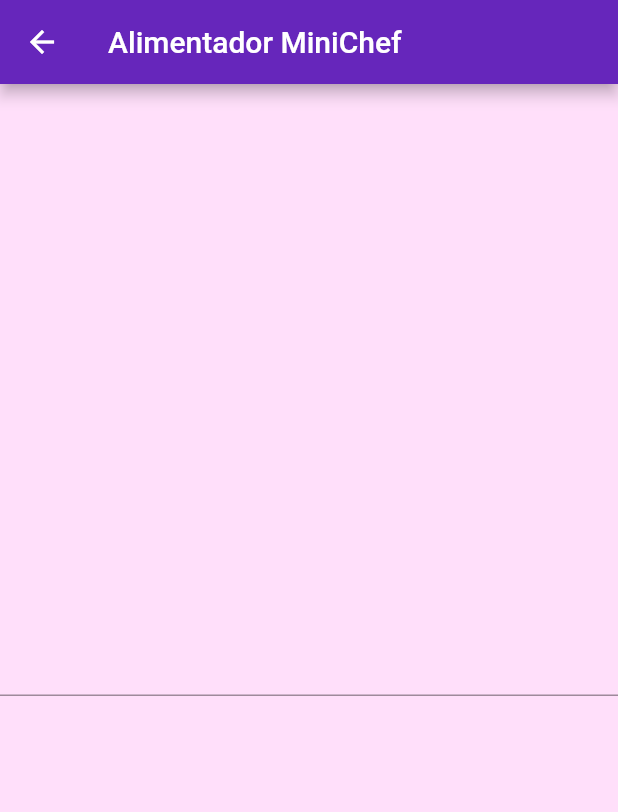
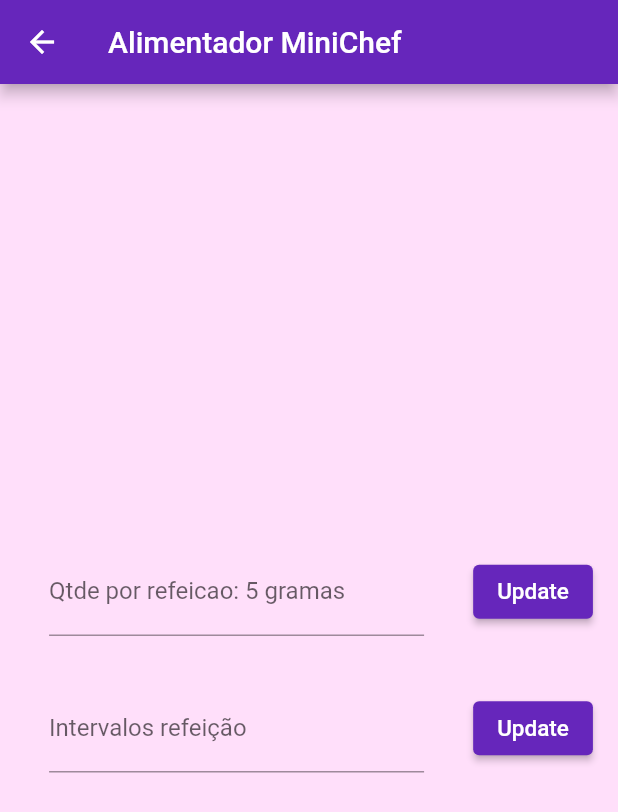
Before and after one commit to Mini-Chef/frontend, a Flutter app: the ConfigPage screen opened directly, on a phone screen of 412 x 824 dp. Shown: the top 812 px of the screen. Run offline on Flutter 3.47's test engine with Material 2 defaults, Android fonts, the phone set to English and light mode, and no system bars.

Commit message:
Terminando design tela

```diff
--- a/app_alimentador/lib/ConfigPage.dart
+++ b/app_alimentador/lib/ConfigPage.dart
@@ -2,16 +2,23 @@
 import 'package:flutter/src/widgets/container.dart';
 import 'package:flutter/src/widgets/framework.dart';
 
-class ConfigPage extends StatelessWidget {
+class ConfigPage extends StatefulWidget {
   const ConfigPage({super.key});
 
+  @override
+  State<ConfigPage> createState() => _ConfigPageState();
+}
 
+class _ConfigPageState extends State<ConfigPage> {
   @override
   Widget build(BuildContext context) {
+    final _formKey = GlobalKey<FormState>();
+    final _formKey2 = GlobalKey<FormState>();
+    final _formKey3 = GlobalKey<FormState>();
 
-    final _formKey = GlobalKey<FormState>();
-
-
+    int plate = 0;
+    int n_meals = 0;
+    int timedelta = 0;
 
     return Scaffold(
       backgroundColor: const Color.fromARGB(255, 255, 223, 250),
@@ -28,9 +35,92 @@
           child: Column(
             mainAxisAlignment: MainAxisAlignment.center,
             crossAxisAlignment: CrossAxisAlignment.stretch,
-            children: [TextField(
-
-            )],
+            children: [
+              Row(
+                mainAxisAlignment: MainAxisAlignment.spaceEvenly,
+                children: [
+                  Form(
+                    key: _formKey,
+                    child: Padding(
+                      padding: const EdgeInsets.all(16.0),
+                      child: Container(
+                        width: 250,
+                        child: TextFormField(
+                          decoration: InputDecoration(
+                              labelText: 'Qtde por refeicao: 5 gramas'),
+                          validator: (value) {
+                            if (value == null || value.isEmpty) {
+                              return 'Can\'t be blank';
+                            }
+                            return null;
+                          },
+                          onChanged: (value) {
+                            plate = int.parse(value);
+                          },
+                        ),
+                      ),
+                    ),
+                  ),
+                  ElevatedButton(
+                    style: TextButton.styleFrom(
+                      backgroundColor: const Color.fromARGB(255, 102, 38, 187),
+                    ),
+                    onPressed: (() {
+                      //TODO requisicao
+                      print(n_meals);
+                    }),
+                    child: const Text("Update",
+                        style: TextStyle(
+                          color: Colors.white,
+                          fontSize: 15,
+                        ),
+                        textAlign: TextAlign.center),
+                  ),
+                ],
+              ),
+              Row(
+                mainAxisAlignment: MainAxisAlignment.spaceEvenly,
+                children: [
+                  Form(
+                    key: _formKey3,
+                    child: Padding(
+                      padding: const EdgeInsets.all(16.0),
+                      child: Container(
+                        width: 250,
+                        child: TextFormField(
+                          decoration:
+                              InputDecoration(labelText: 'Intervalos refeição'),
+                          validator: (value) {
+                            if (value == null || value.isEmpty) {
+                              return 'Can\'t be blank';
+                            }
+                            return null;
+                          },
+                          onChanged: (value) {
+                            timedelta = int.parse(value);
+                          },
+                        ),
+                      ),
+                    ),
+                  ),
+                  ElevatedButton(
+                    style: TextButton.styleFrom(
+                      backgroundColor: const Color.fromARGB(255, 102, 38, 187),
+                    ),
+                    onPressed: (() {
+                      //TODO requisicao
+                      print(n_meals);
+                    }),
+                    child: const Text("Update",
+                        style: TextStyle(
+                          color: Colors.white,
+                          fontSize: 15,
+                        ),
+                        textAlign: TextAlign.center),
+                  ),
+                ],
+              ),
+            ],
           ),
         ),
       ),
```
